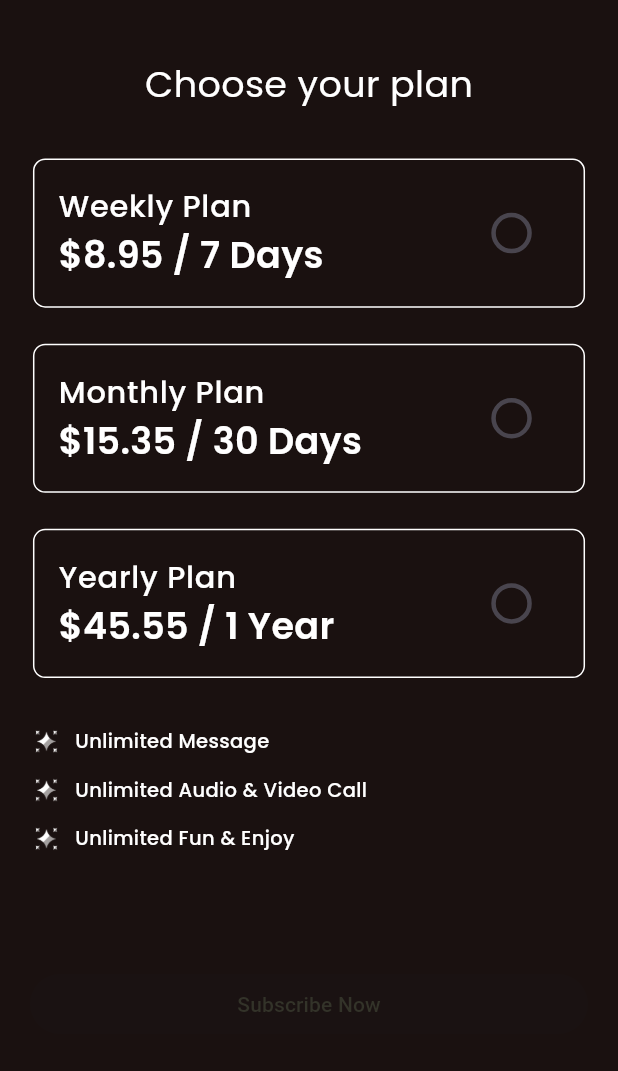
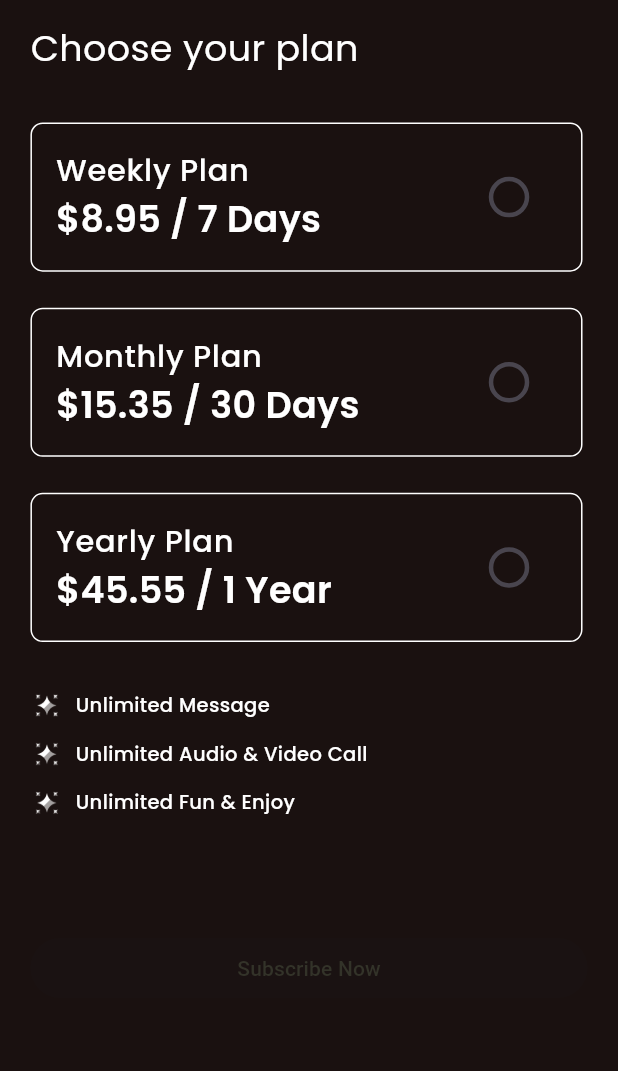
Before and after one commit to Mdsumon743/unforgettable_getaway, a Flutter app: the SubscriptionPlan screen opened directly, on a phone screen of 412 x 824 dp, the part 62-1133 px from its top. Run offline on Flutter 3.47's test engine with Material 3 defaults, Android fonts, the phone set to English and light mode, and no system bars; our stand-ins replace flutter_screenutil, flutter_svg, get, google_fonts, pinput; missing offline and left inert: country_flags; project files that could hold a hidden picture were left out.

Commit message:
Subscriptionplan page

```diff
--- a/lib/feature/payment/presentation/screen/subcription_plan.dart
+++ b/lib/feature/payment/presentation/screen/subcription_plan.dart
@@ -19,8 +19,8 @@ class SubscriptionPlan extends StatelessWidget {
       backgroundColor: const Color(0xff1A1110),
       appBar: AppBar(
         backgroundColor: const Color(0xff1A1110),
-        leading:  GestureDetector(
-          onTap:(){
+        leading: GestureDetector(
+          onTap: () {
             Get.back();
           },
           child: const Icon(
@@ -36,12 +36,11 @@ class SubscriptionPlan extends StatelessWidget {
           color: Colors.white,
         ),
       ),
-      body: Padding(
-        padding: const EdgeInsets.symmetric(
-          horizontal: 20,
-          vertical: 24,
-        ),
+      body: SingleChildScrollView(
+        child: Padding(
+          padding: EdgeInsets.symmetric(horizontal: 20.r),
           child: Column(
+            crossAxisAlignment: CrossAxisAlignment.start,
             children: [
               CustomTextPopins(
                 text: "Choose your plan",
@@ -146,11 +145,12 @@ class SubscriptionPlan extends StatelessWidget {
                 child: Obx(() => ElevatedButton(
                       onPressed: controller.selectedPlan.value.isNotEmpty
                           ? () {
-                 Get.to(()=>const PaymentMethod());
+                              Get.to(() => const PaymentMethod());
                             }
                           : null,
                       style: ElevatedButton.styleFrom(
-                  backgroundColor: controller.selectedPlan.value.isNotEmpty
+                        backgroundColor:
+                            controller.selectedPlan.value.isNotEmpty
                                 ? const Color(0xffFFDF00)
                                 : Colors.grey, // Button color changes
                         shape: RoundedRectangleBorder(
@@ -168,6 +168,7 @@ class SubscriptionPlan extends StatelessWidget {
             ],
           ),
         ),
+      ),
     );
   }
 }
```
Lines whose indentation alone changed are shown as unchanged.
